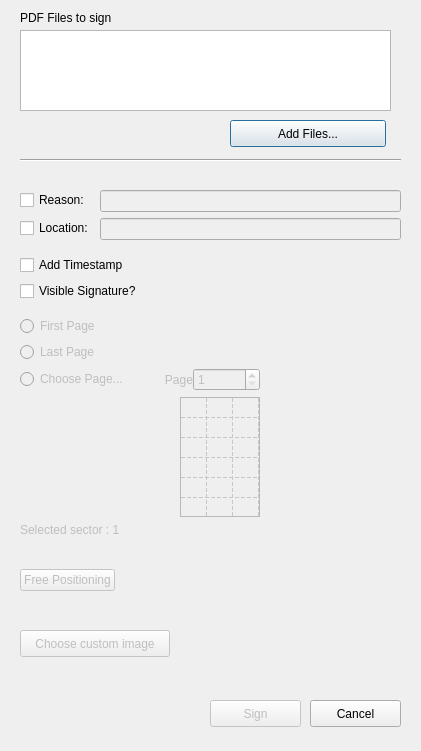
The window that pteid-mw-pt/_src/eidmw/eidgui/PDFSignWindow.ui (amagovpt/autenticacao.gov) describes before a commit, drawn with Qt 5.
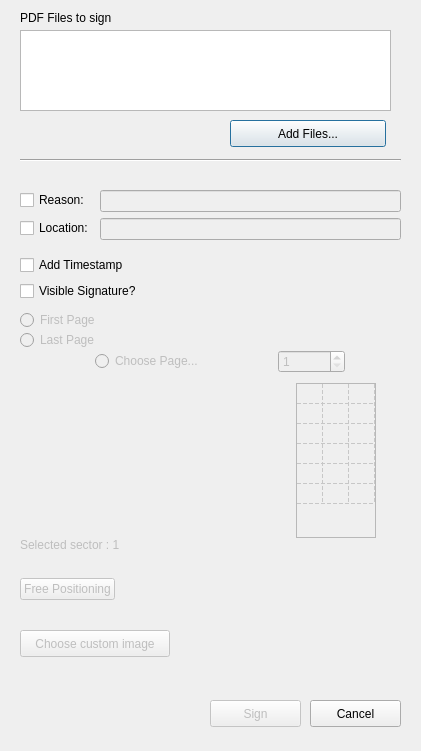
The same window after the commit. Custom widgets are drawn as their Qt base class.

Commit message: eidgui: Add the ability to switch the page orientation for visible signatures

Diff of the .ui file:
```diff
--- a/pteid-mw-pt/_src/eidmw/eidgui/PDFSignWindow.ui
+++ b/pteid-mw-pt/_src/eidmw/eidgui/PDFSignWindow.ui
@@ -24,7 +24,7 @@
     <rect>
      <x>10</x>
      <y>0</y>
-     <width>410</width>
+     <width>420</width>
      <height>731</height>
     </rect>
    </property>
@@ -81,7 +81,7 @@
      <rect>
       <x>10</x>
       <y>310</y>
-      <width>240</width>
+      <width>400</width>
       <height>290</height>
      </rect>
     </property>
@@ -114,6 +114,12 @@
      </item>
      <item>
       <layout class="QHBoxLayout" name="horizontalLayout">
+         <property name="spacing">
+        <number>0</number>
+       </property>
+       <property name="sizeConstraint">
+        <enum>QLayout::SetMinimumSize</enum>
+       </property>
        <item>
         <widget class="QRadioButton" name="radioButton_choosepage">
          <property name="enabled">
@@ -122,28 +128,12 @@
          <property name="text">
           <string>Choose Page...</string>
          </property>
-        </widget>
-       </item>
-       <item>
-        <widget class="QLabel" name="label_page">
-         <property name="enabled">
-          <bool>false</bool>
-         </property>
-         <property name="sizePolicy">
-          <sizepolicy hsizetype="Expanding" vsizetype="Preferred">
+          <property name="sizePolicy">
+          <sizepolicy hsizetype="Maximum" vsizetype="Maximum">
            <horstretch>0</horstretch>
            <verstretch>0</verstretch>
           </sizepolicy>
          </property>
-         <property name="layoutDirection">
-          <enum>Qt::LeftToRight</enum>
-         </property>
-         <property name="text">
-          <string>Page</string>
-         </property>
-         <property name="alignment">
-          <set>Qt::AlignRight|Qt::AlignTrailing|Qt::AlignVCenter</set>
-         </property>
         </widget>
        </item>
        <item>
@@ -157,56 +147,68 @@
          <property name="maximum">
           <number>999999</number>
          </property>
-        </widget>
-       </item>
-      </layout>
-     </item>
-     <item>
-      <layout class="QHBoxLayout" name="horizontalLayout_2" stretch="0,0,0">
-       <property name="spacing">
-        <number>5</number>
-       </property>
-       <property name="sizeConstraint">
-        <enum>QLayout::SetMaximumSize</enum>
-       </property>
-       <property name="topMargin">
-        <number>0</number>
-       </property>
-       <item>
-        <widget class="QLabel" name="label_choose_sector">
-         <property name="enabled">
-          <bool>false</bool>
-         </property>
          <property name="sizePolicy">
-          <sizepolicy hsizetype="Minimum" vsizetype="Minimum">
+          <sizepolicy hsizetype="Maximum" vsizetype="Maximum">
            <horstretch>0</horstretch>
            <verstretch>0</verstretch>
           </sizepolicy>
          </property>
-         <property name="text">
-          <string/>
-         </property>
-         <property name="alignment">
-          <set>Qt::AlignLeading|Qt::AlignLeft|Qt::AlignVCenter</set>
-         </property>
         </widget>
        </item>
-       <item>
-        <spacer name="horizontalSpacer">
+      </layout>
+     </item>
+     <item>
+        <spacer name="vSpacer1">
          <property name="orientation">
-          <enum>Qt::Horizontal</enum>
+          <enum>Qt::Vertical</enum>
          </property>
          <property name="sizeType">
           <enum>QSizePolicy::Fixed</enum>
          </property>
          <property name="sizeHint" stdset="0">
           <size>
-           <width>20</width>
-           <height>20</height>
+           <width>100</width>
+           <height>10</height>
           </size>
          </property>
         </spacer>
        </item>
+     <item>
+      <layout class="QHBoxLayout" name="horizontalLayout_2" stretch="0,0,0">
+       <property name="spacing">
+        <number>0</number>
+       </property>
+       <property name="sizeConstraint">
+        <enum>QLayout::SetMinimumSize</enum>
+       </property>
+       <property name="topMargin">
+        <number>0</number>
+       </property>
+       <item>
+        <widget class="QLabel" name="label_choose_sector">
+         <property name="enabled">
+          <bool>false</bool>
+         </property>
+         <property name="sizePolicy">
+          <sizepolicy hsizetype="Preferred" vsizetype="Minimum">
+           <horstretch>0</horstretch>
+           <verstretch>0</verstretch>
+          </sizepolicy>
+         </property>
+         <property name="text">
+          <string/>
+         </property>
+          <property name="maximumSize">
+          <size>
+           <width>190</width>
+           <height>155</height>
+          </size>
+         </property>
+         <property name="alignment">
+          <set>Qt::AlignLeft|Qt::AlignTop</set>
+         </property>
+        </widget>
+       </item>
        <item>
         <widget class="QTableWidget" name="tableWidget">
          <property name="enabled">
@@ -221,7 +223,7 @@
          <property name="maximumSize">
           <size>
            <width>80</width>
-           <height>120</height>
+           <height>155</height>
           </size>
          </property>
          <property name="baseSize">
@@ -441,6 +443,32 @@
      </item>
     </layout>
    </widget>
+   <widget class="QPushButton" name="pushButton_switchOrientation">
+    <property name="enabled">
+     <bool>false</bool>
+    </property>
+    <property name="geometry">
+     <rect>
+      <x>285</x>
+      <y>510</y>
+      <width>32</width>
+      <height>32</height>
+     </rect>
+    </property>
+     <property name="sizePolicy">
+     <sizepolicy hsizetype="Preferred" vsizetype="Fixed">
+      <horstretch>0</horstretch>
+      <verstretch>0</verstretch>
+     </sizepolicy>
+    </property>
+    <property name="styleSheet">
+          <string notr="true">border: none;margin: 0px;padding: 0px;</string>
+    </property>
+    <property name="text">
+     <string></string>
+    </property>
+   </widget>
+
    <widget class="QPushButton" name="pushButton_imgChooser">
     <property name="enabled">
      <bool>false</bool>
@@ -467,7 +495,7 @@
     <property name="geometry">
      <rect>
       <x>200</x>
-      <y>550</y>
+      <y>580</y>
       <width>185</width>
       <height>93</height>
      </rect>
```
Left out of the diff: 2 changed lines with no effect on the pictures. The commit also changes 5 other files.
